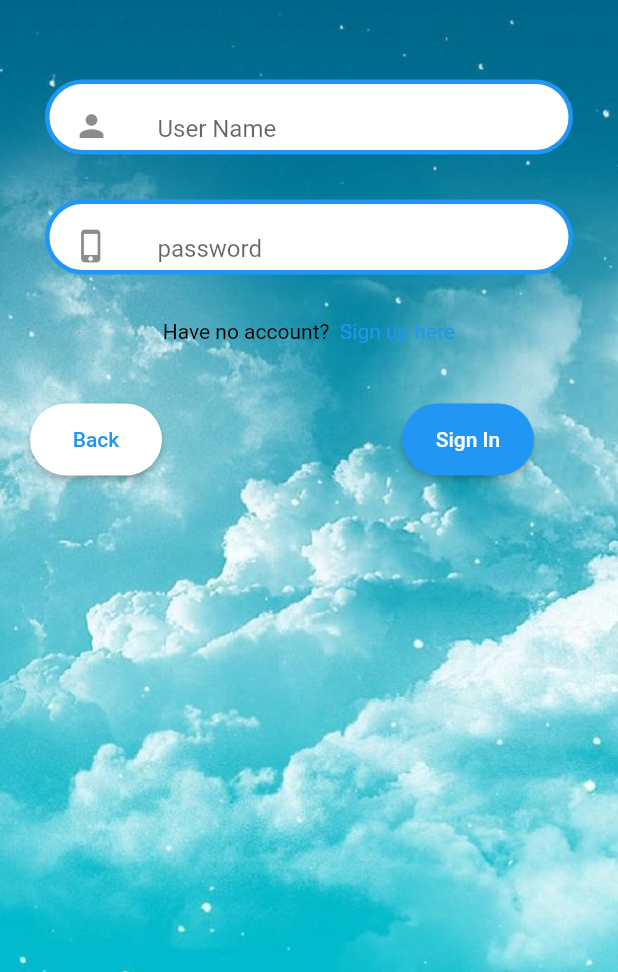
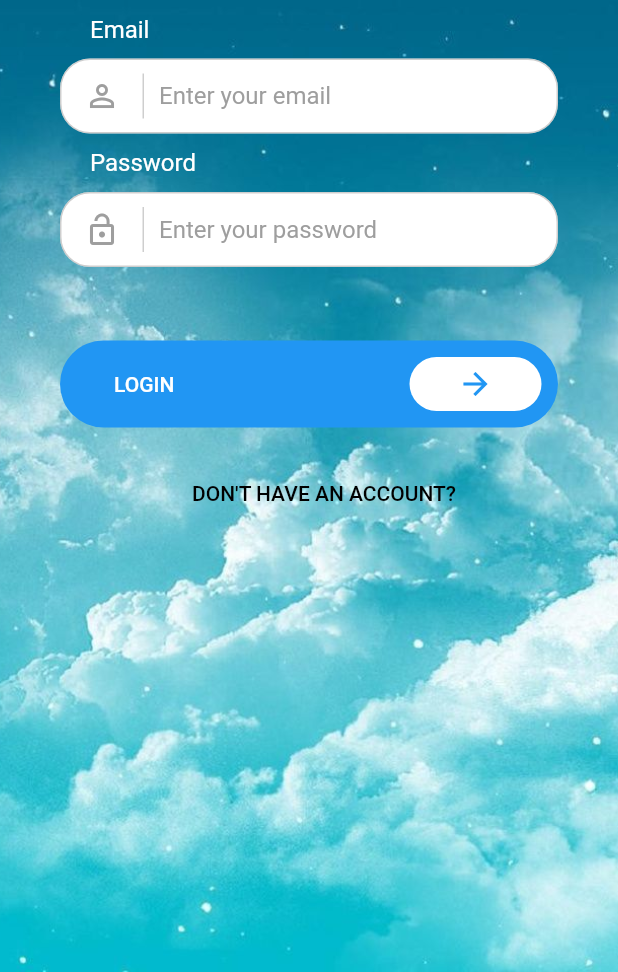
Before and after one commit to AhmedNasser7797/DOCRANK, a Flutter app: the screen it shows after launch, on a phone screen of 412 x 824 dp, the part 264-1236 px from its top. Run offline on Flutter 3.47's test engine with Material 2 defaults, Android fonts, the phone set to English and light mode, and no system bars; our stand-ins replace smooth_star_rating.

Commit message:
SignIn UI

```diff
--- a/lib/SignIn.dart
+++ b/lib/SignIn.dart
@@ -1,210 +1,236 @@
 import 'package:final1/search_page.dart';
+import 'package:final1/signUp.dart';
+import 'package:flutter/cupertino.dart';
 import 'package:flutter/material.dart';
-import './signUp.dart';
 
 class SignIn extends StatefulWidget {
-
   @override
   _SignInState createState() => _SignInState();
 }
 
 class _SignInState extends State<SignIn> {
-  String _error_message="";
+  String _errorText = "";
+  final TextEditingController _userController = TextEditingController();
+  final TextEditingController _passwordController = TextEditingController();
 
-  final TextEditingController _userController=new TextEditingController();
+  void _submit() {
+    if (_userController.text.length < 3 ||
+        _passwordController.text.length < 3) {
+      _errorText = "Please Enter Valid Email and Password";
+      if (mounted) setState(() {});
+    } else {
+      Navigator.of(context)
+          .push(MaterialPageRoute(builder: (context) => Search()));
+    }
+  }
 
-  final TextEditingController _passwordController=new TextEditingController();
-  final TextEditingController _emptyController=new TextEditingController();
-
-
-  void _empty(){
-    setState(() {
-      if(_userController.text.isEmpty || _passwordController.text.isEmpty)
-        _error_message="please enter you User Name and Password";
-        return ;
-    }
-    );
-
-  }
   @override
   Widget build(BuildContext context) {
     return Scaffold(
-
       appBar: AppBar(
-        title:
-        Text("Sign In") ,centerTitle: true,
-
+        title: Text("Sign In"),
+        centerTitle: true,
       ),
-
-      body: new Container(
-        alignment: Alignment.topCenter,
-
-        child: new Container(
-          padding: const EdgeInsets.only(
-              right: 20.0, left: 20.0, top: 10.0, bottom: 10.0),
-          decoration: new BoxDecoration(
-            image: new DecorationImage(
-              image: new AssetImage("assets/images/ss.jpg"),
+      body: Container(
+        padding:
+            EdgeInsets.only(right: 20.0, left: 20.0, top: 10.0, bottom: 10.0),
+        decoration: BoxDecoration(
+          image: DecorationImage(
+            image: AssetImage("assets/images/ss.jpg"),
             fit: BoxFit.cover,
           ),
         ),
-
-
         child: ListView(
-
           children: <Widget>[
-
             Container(
-               margin: const EdgeInsets.symmetric(vertical: 10.0),
+              margin: EdgeInsets.symmetric(vertical: 10.0),
               height: 100.0,
               width: 100.0,
-               decoration: new BoxDecoration(
-                 image: new DecorationImage(
-                   image: new AssetImage("assets/images/logo.png"),
+              decoration: BoxDecoration(
+                image: DecorationImage(
+                  image: AssetImage("assets/images/logo.png"),
                   fit: BoxFit.contain,
                 ),
               ),
             ),
-
-             Text(_error_message,style: TextStyle(color: Colors.red,fontSize: 20), ),
-
-             Container(
-                 height: 50,
-                 margin: const EdgeInsets.only(top:20.0,left: 10.0,right: 10.0, bottom: 30.0),
-                 child: new ListTile(
-                   leading: const Icon(Icons.person),
-                   title: new TextField(
-                     decoration: new InputDecoration(
-                       hintText: "User Name",
-                       border: InputBorder.none,
-                     ),
-                     controller: _userController,
+            Padding(
+              padding: EdgeInsets.only(left: 40.0),
+              child: Text(
+                "Email",
+                style: TextStyle(color: Colors.white, fontSize: 16.0),
               ),
             ),
+            Container(
               decoration: BoxDecoration(
                 color: Colors.white,
-                     borderRadius: new BorderRadius.circular(30.0),
-                     border: Border.all(color: Colors.blue, width: 3))
+                border: Border.all(
+                  color: Colors.grey.withOpacity(0.5),
+                  width: 1.0,
                 ),
-
-             Container(
-                 height: 50,
-                 margin: const EdgeInsets.only(left: 10.0,right: 10.0,bottom: 30.0),
-                 child: new ListTile(
-                   leading: const Icon(Icons.phone_iphone),
-                   title: new TextField(
-                     decoration: new InputDecoration(
-                       hintText: "password",
-                       border: InputBorder.none,
-                     ),obscureText: true,
-
-                     controller: _passwordController,
+                borderRadius: BorderRadius.circular(20.0),
+              ),
+              margin: EdgeInsets.symmetric(vertical: 10.0, horizontal: 20.0),
+              child: Row(
+                children: <Widget>[
+                  Padding(
+                    padding:
+                        EdgeInsets.symmetric(vertical: 10.0, horizontal: 15.0),
+                    child: Icon(
+                      Icons.person_outline,
+                      color: Colors.grey,
                     ),
                   ),
+                  Container(
+                    height: 30.0,
+                    width: 1.0,
+                    color: Colors.grey.withOpacity(0.5),
+                    margin: EdgeInsets.only(left: 00.0, right: 10.0),
+                  ),
+                  Expanded(
+                    child: TextField(
+                      controller: _userController,
+                      decoration: InputDecoration(
+                        border: InputBorder.none,
+                        hintText: 'Enter your email',
+                        hintStyle: TextStyle(color: Colors.grey),
+                      ),
+                    ),
+                  )
+                ],
+              ),
+            ),
+            Padding(
+              padding: EdgeInsets.only(left: 40.0),
+              child: Text(
+                "Password",
+                style: TextStyle(color: Colors.white, fontSize: 16.0),
+              ),
+            ),
+            Container(
               decoration: BoxDecoration(
                 color: Colors.white,
-                     borderRadius: new BorderRadius.circular(30.0),
-                     border: Border.all(color: Colors.blue, width: 3)
+                border: Border.all(
+                  color: Colors.grey.withOpacity(0.5),
+                  width: 1.0,
+                ),
+                borderRadius: BorderRadius.circular(20.0),
+              ),
+              margin: EdgeInsets.symmetric(vertical: 10.0, horizontal: 20.0),
+              child: Row(
+                children: <Widget>[
+                  Padding(
+                    padding:
+                        EdgeInsets.symmetric(vertical: 10.0, horizontal: 15.0),
+                    child: Icon(
+                      Icons.lock_open,
+                      color: Colors.grey,
+                    ),
+                  ),
+                  Container(
+                    height: 30.0,
+                    width: 1.0,
+                    color: Colors.grey.withOpacity(0.5),
+                    margin: EdgeInsets.only(left: 00.0, right: 10.0),
+                  ),
+                  Expanded(
+                    child: TextField(
+                      controller: _passwordController,
+                      decoration: InputDecoration(
+                        border: InputBorder.none,
+                        hintText: 'Enter your password',
+                        hintStyle: TextStyle(color: Colors.grey),
+                      ),
+                    ),
                   )
+                ],
               ),
-             Row(
-               mainAxisAlignment: MainAxisAlignment.center,
-               children: <Widget>[
-                 Container(
-                   alignment: Alignment.center,
-                   child: new InkWell(
+            ),
+            Center(
               child: Text(
-                       "Have no account?  ",
-                       style: TextStyle(color: Colors.black),
-                     ),
-                     highlightColor: Colors.white,
-                     splashColor: Colors.white,
-                     onTap: () => Navigator.push(
-                       context,
-                       MaterialPageRoute(builder: (context) => SignUp()),
+                "$_errorText",
+                style: TextStyle(
+                  color: Colors.red,
+                  fontSize: 16,
+                  fontWeight: FontWeight.bold,
                 ),
               ),
             ),
-
             Container(
-                   alignment: Alignment.center,
-                   child: new InkWell(
+              margin: EdgeInsets.only(top: 20.0),
+              padding: EdgeInsets.only(left: 20.0, right: 20.0),
+              child: Row(
+                children: <Widget>[
+                  Expanded(
+                    child: FlatButton(
+                      shape: RoundedRectangleBorder(
+                          borderRadius: BorderRadius.circular(30.0)),
+                      splashColor: Colors.blue,
+                      color: Colors.blue,
+                      child: Row(
+                        children: <Widget>[
+                          Padding(
+                            padding: EdgeInsets.only(left: 20.0),
                             child: Text(
-                       "Sign up here",
-                       style: TextStyle(color: Colors.blue),
-                     ),
-                     highlightColor: Colors.white,
-                     splashColor: Colors.white,
-                     onTap: () => Navigator.push(
-                       context,
-                       MaterialPageRoute(builder: (context) => SignUp()),
+                              "LOGIN",
+                              style: TextStyle(color: Colors.white),
                             ),
                           ),
+                          Expanded(
+                            child: Container(),
                           ),
-
+                          Transform.translate(
+                            offset: Offset(10.0, 0.0),
+                            child: Container(
+                              padding: EdgeInsets.all(5.0),
+                              child: FlatButton(
+                                shape: RoundedRectangleBorder(
+                                    borderRadius: BorderRadius.circular(28.0)),
+                                splashColor: Colors.white,
+                                color: Colors.white,
+                                child: Icon(
+                                  Icons.arrow_forward,
+                                  color: Colors.blue,
+                                ),
+                                onPressed: () => _submit(),
+                              ),
+                            ),
+                          )
                         ],
                       ),
-
-
-
-              Padding(padding: EdgeInsets.only(top: 40)),
-
-              Row(
-                children: <Widget>[
-
-                  new RaisedButton(
-                    padding: const EdgeInsets.all(16.0),
-                    textColor: Colors.blue,
-                    color: Colors.white,
-                    onPressed: () => Navigator.pop(context),
-                    shape: new RoundedRectangleBorder(
-                        borderRadius: new BorderRadius.circular(30.0)),
-                    child: new Text("Back"),
-                  ),
-
-                  Padding(padding: EdgeInsets.only(left: 160)),
-
-                  new RaisedButton(
-                    onPressed:/*_empty*/ () =>Navigator.push(
-                      context,
-                      MaterialPageRoute(builder: (context) => Search()),
-                    ),
-                    textColor: Colors.white,
-                    color: Colors.blue,
-                    padding: const EdgeInsets.all(16.0),
-                    shape: new RoundedRectangleBorder(
-                        borderRadius: new BorderRadius.circular(30.0)),
-                    child: new Text(
-                      "Sign In",
+                      onPressed: () => _submit(),
                     ),
                   ),
-
-
-                ],
-              )
-
-
-
                 ],
               ),
-
-
-
-
-
             ),
-
-
-
-
+            Container(
+              margin: EdgeInsets.only(top: 20.0),
+              padding: EdgeInsets.only(left: 20.0, right: 20.0),
+              child: Row(
+                children: <Widget>[
+                  Expanded(
+                    child: FlatButton(
+                      shape: RoundedRectangleBorder(
+                          borderRadius: BorderRadius.circular(30.0)),
+                      color: Colors.transparent,
+                      child: Container(
+                        padding: EdgeInsets.only(left: 20.0),
+                        alignment: Alignment.center,
+                        child: Text(
+                          "DON'T HAVE AN ACCOUNT?",
+                          style: TextStyle(color: Colors.black),
                         ),
-
-
-
-
-
-
-
+                      ),
+                      onPressed: () => Navigator.of(context).push(
+                          MaterialPageRoute(builder: (context) => SignUp())),
+                    ),
+                  ),
+                ],
+              ),
+            ),
+          ],
+        ),
+      ),
     );
   }
 }
```
Also changed, not shown: lib/sign_in.dart (+79 -84 lines), 3 other files. Lines whose indentation alone changed are shown as unchanged.
